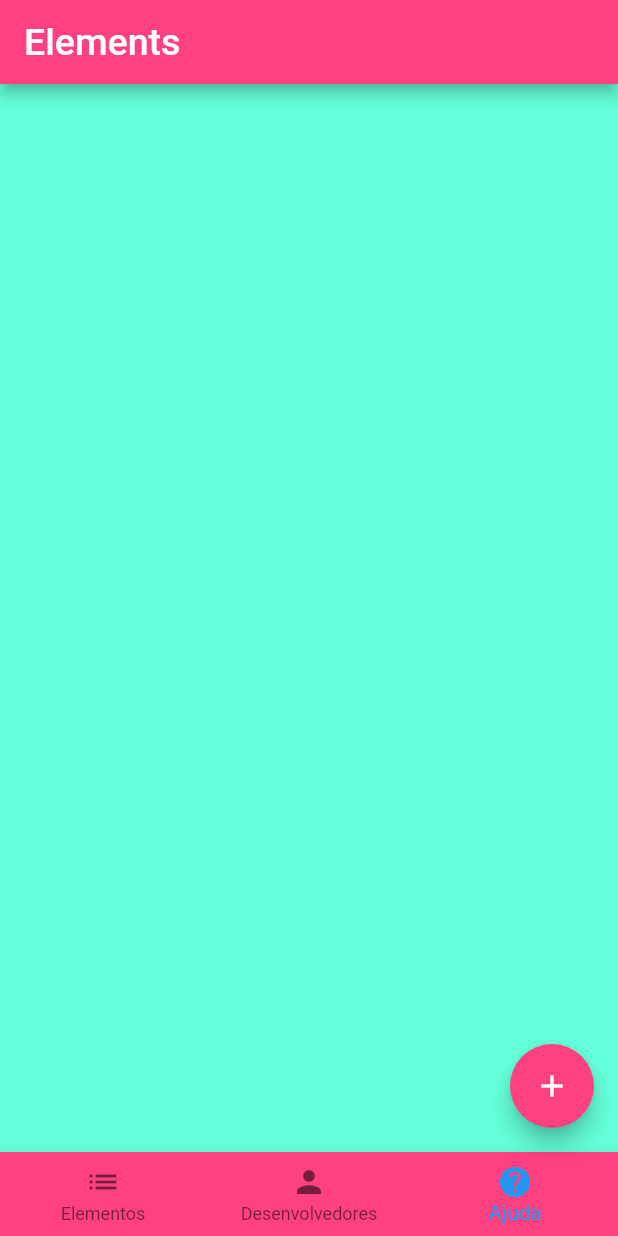
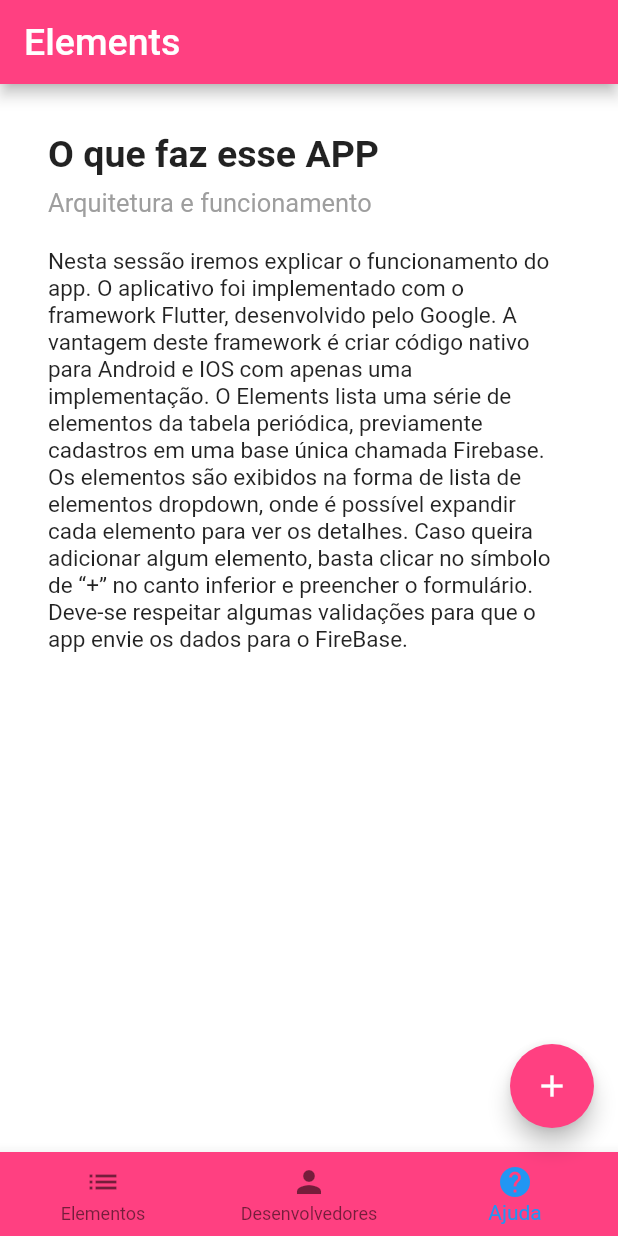
Before and after one commit to dedhio/elements, a Flutter app: the screen it shows after launch, swiped to page 3, on a phone screen of 412 x 824 dp. Run offline on Flutter 3.47's test engine with Material 2 defaults, Android fonts, the phone set to English and light mode, and no system bars; our stand-ins replace cloud_firestore, firebase_storage, image_picker, shimmer; accounts and stored records are empty.

Commit message:
Tela de auda

```diff
--- a/lib/screens/home_screen.dart
+++ b/lib/screens/home_screen.dart
@@ -1,4 +1,5 @@
 import 'package:elements/tabs/dev_tab.dart';
+import 'package:elements/tabs/help_tab.dart';
 import 'package:elements/widgets/edit_element_dialog.dart';
 import 'package:flutter/material.dart';
 import 'package:elements/tabs/elements_tab.dart';
@@ -82,7 +83,7 @@ class _HomeScreenState extends State<HomeScreen> {
           children: <Widget>[
             ElementsTab(),
             DevTab(),
-            Container(color: Colors.tealAccent,),
+            HelpTab(),
           ],
         ),
       ),
--- /dev/null
+++ b/lib/tabs/help_tab.dart
@@ -0,0 +1,76 @@
+import 'package:cloud_firestore/cloud_firestore.dart';
+import 'package:flutter/material.dart';
+import 'package:image_picker/image_picker.dart';
+import 'package:elements/widgets/element_tile.dart';
+
+
+class HelpTab extends StatefulWidget {
+
+  @override
+  _HelpTabState createState() => _HelpTabState();
+}
+
+class _HelpTabState extends State<HelpTab> with AutomaticKeepAliveClientMixin{
+
+
+  @override
+  Widget build(BuildContext context) {
+    super.build(context);
+
+    return Container(
+      padding: const EdgeInsets.all(32),
+      color: Colors.white,
+      child: Row(
+        children: [
+          Expanded(
+            /*1*/
+            child: Column(
+              crossAxisAlignment: CrossAxisAlignment.start,
+              children: [
+                /*2*/
+                Container(
+                  padding: const EdgeInsets.only(bottom: 8),
+                  child: Text(
+                    'O que faz esse APP',
+                    style: TextStyle(
+                      fontWeight: FontWeight.bold,
+                      fontSize: 25,
+                    ),
+                  ),
+                ),
+                Text(
+                  'Arquitetura e funcionamento',
+                  style: TextStyle(
+                    color: Colors.grey[500],
+                    fontSize: 17
+                  ),
+                ),
+                Container(
+                  padding: const EdgeInsets.only(top: 20),
+                  child: Text(
+                    'Nesta sessão iremos explicar o funcionamento do app. O aplicativo foi implementado '
+                        'com o framework Flutter, desenvolvido pelo Google. A vantagem deste '
+                        'framework é criar código nativo para Android e IOS com apenas uma implementação. '
+                        'O Elements lista uma série de elementos da tabela periódica, previamente '
+                        'cadastros em uma base única chamada Firebase. Os elementos são exibidos '
+                        'na forma de lista de elementos dropdown, onde é possível expandir cada '
+                        'elemento para ver os detalhes. Caso queira adicionar algum elemento, '
+                        'basta clicar no símbolo de “+” no canto inferior e preencher o formulário. '
+                        'Deve-se respeitar algumas validações para que o app envie os dados para '
+                        'o FireBase.',
+                    softWrap: true,
+                    style: TextStyle(fontSize: 15),
+                  ),
+                ),
+              ],
+            ),
+          ),
+        ],
+      ),
+    );
+  }
+
+  @override
+  // TODO: implement wantKeepAlive
+  bool get wantKeepAlive => true;
+}
```
